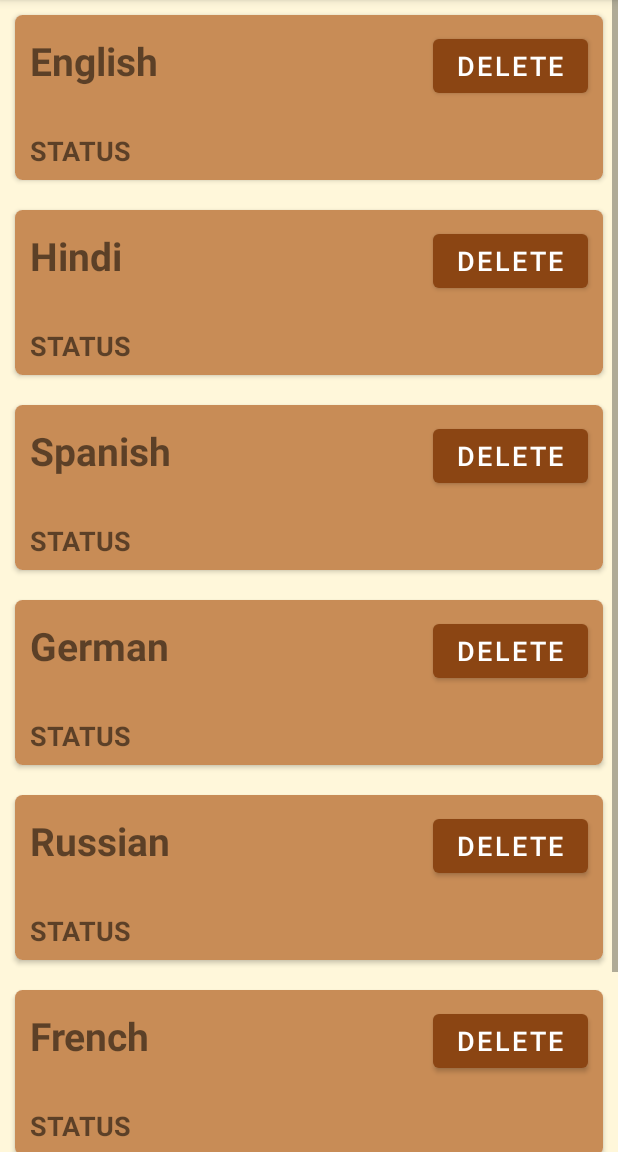
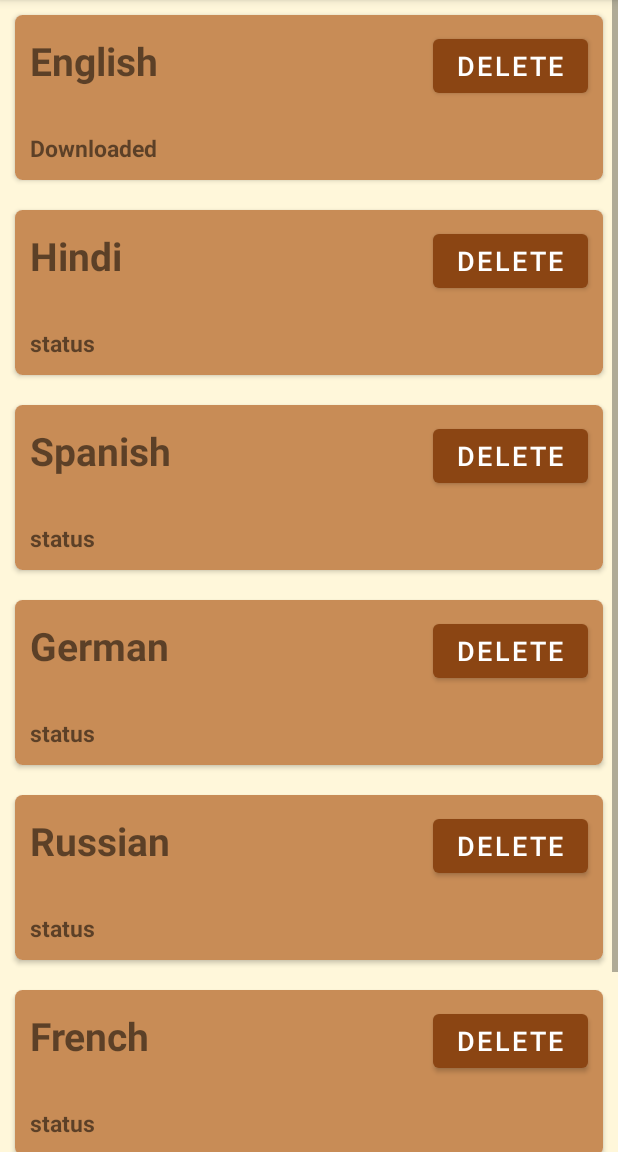
Before and after one commit to rajkamal2819/LanguagePad-Application, an Android app: the ManageTranslationModules screen opened directly, with no data from a screen before it, on a phone screen of 412 x 824 dp, the part 84-1236 px from its top. Run offline under Robolectric (Android 15) with nearby library versions, the phone set to English and light mode, and no system bars; libraries missing offline, so code that uses them is left out: com.google.mlkit.common, com.google.mlkit.nl; 7 statements that could not run were skipped.

Commit message:
commit: successfully added the downloaded status to the module manage activity and done some more changes

```diff
--- a/app/src/main/java/com/example/miwokapp/ManageTranslationModules.java
+++ b/app/src/main/java/com/example/miwokapp/ManageTranslationModules.java
@@ -16,6 +16,8 @@ import com.google.mlkit.common.model.RemoteModelManager;
 import com.google.mlkit.nl.translate.TranslateLanguage;
 import com.google.mlkit.nl.translate.TranslateRemoteModel;
 
+import java.util.ArrayList;
+import java.util.Locale;
 import java.util.Set;
 
 public class ManageTranslationModules extends AppCompatActivity {
@@ -28,14 +30,14 @@ public class ManageTranslationModules extends AppCompatActivity {
     Button russianDelete;
     Button frenchDelete;
     Button arabicDelete;
+    TextView englishStatus;
+    TextView germanStatus;
+    TextView spanishStatus;
+    TextView arabicStatus;
+    TextView hindiStatus;
+    TextView frenchStatus;
+    TextView russianStatus;
 
-    TextView englishStatus;
-    TextView hindiStatus;
-    TextView spanishStatus;
-    TextView germanStatus;
-    TextView russianStatus;
-    TextView frenchStatus;
-    TextView arabicStatus;
 
     @Override
     protected void onCreate(Bundle savedInstanceState) {
@@ -52,58 +54,67 @@ public class ManageTranslationModules extends AppCompatActivity {
          arabicDelete = findViewById(R.id.arabic_delete);
 
          englishStatus = findViewById(R.id.english_status);
+         germanStatus = findViewById(R.id.german_status);
+         spanishStatus = findViewById(R.id.spanish_status);
+         arabicStatus = findViewById(R.id.arabic_status);
          hindiStatus = findViewById(R.id.hindi_status);
-         spanishStatus = findViewById(R.id.spanish_status);
-         germanStatus = findViewById(R.id.german_status);
+         frenchStatus = findViewById(R.id.french_status);
          russianStatus = findViewById(R.id.russina_status);
-         frenchStatus = findViewById(R.id.french_status);
-         arabicStatus = findViewById(R.id.arabic_status);
+
+         someMethod(getModel("English"));
+         someMethod(getModel("Hindi"));
+         someMethod(getModel("Spanish"));
+         someMethod(getModel("German"));
+         someMethod(getModel("Russian"));
+         someMethod(getModel("Arabic"));
+         someMethod(getModel("French"));
 
          englishDelete.setOnClickListener(new View.OnClickListener() {
              @Override
              public void onClick(View v) {
                  deleteModel(getModel("English"));
-
-                 if(getModel("English")!=null){
-                     englishStatus.setText("Downloaded");
-                 }
-
              }
          });
         spanishDelete.setOnClickListener(new View.OnClickListener() {
             @Override
             public void onClick(View v) {
                 deleteModel(getModel("Spanish"));
+                spanishStatus.setText("Not Downloaded");
             }
         });
         germanDelete.setOnClickListener(new View.OnClickListener() {
             @Override
             public void onClick(View v) {
                 deleteModel(getModel("German"));
+                germanStatus.setText("Not Downloaded");
             }
         });
         hindiDelete.setOnClickListener(new View.OnClickListener() {
             @Override
             public void onClick(View v) {
                 deleteModel(getModel("Hindi"));
+                hindiStatus.setText("Not Downloaded");
             }
         });
         frenchDelete.setOnClickListener(new View.OnClickListener() {
             @Override
             public void onClick(View v) {
                 deleteModel(getModel("French"));
+                frenchStatus.setText("Not Downloaded");
             }
         });
         arabicDelete.setOnClickListener(new View.OnClickListener() {
             @Override
             public void onClick(View v) {
                 deleteModel(getModel("Arabic"));
+                arabicStatus.setText("Not Downloaded");
             }
         });
         russianDelete.setOnClickListener(new View.OnClickListener() {
             @Override
             public void onClick(View v) {
                 deleteModel(getModel("Russian"));
+                russianStatus.setText("Not Downloaded");
             }
         });
 
@@ -129,64 +140,6 @@ public class ManageTranslationModules extends AppCompatActivity {
         }
         return languageName;
     }
-
-    protected TranslateRemoteModel getModel(String language){
-        TranslateRemoteModel translateRemoteModel = null;
-        switch (language) {
-            case "English": translateRemoteModel = new TranslateRemoteModel.Builder(TranslateLanguage.ENGLISH).build(); break;
-
-            case "Hindi": translateRemoteModel = new TranslateRemoteModel.Builder(TranslateLanguage.HINDI).build();break;
-
-            case "Arabic": translateRemoteModel = new TranslateRemoteModel.Builder(TranslateLanguage.ARABIC).build();break;
-
-            case "Spanish": translateRemoteModel = new TranslateRemoteModel.Builder(TranslateLanguage.SPANISH).build();break;
-
-            case "German": translateRemoteModel = new TranslateRemoteModel.Builder(TranslateLanguage.GERMAN).build();break;
-
-            case "Russian": translateRemoteModel = new TranslateRemoteModel.Builder(TranslateLanguage.RUSSIAN).build();break;
-
-            case "French": translateRemoteModel = new TranslateRemoteModel.Builder(TranslateLanguage.FRENCH).build();break;
-
-        }
-        return translateRemoteModel;
-    }
-
-    protected void deleteModel(TranslateRemoteModel t){
-
-         englishStatus = findViewById(R.id.english_status);
-         hindiStatus = findViewById(R.id.hindi_status);
-         spanishStatus = findViewById(R.id.spanish_status);
-         germanStatus = findViewById(R.id.german_status);
-         russianStatus = findViewById(R.id.russina_status);
-         frenchStatus = findViewById(R.id.french_status);
-         arabicStatus = findViewById(R.id.arabic_status);
-
-        modelManager.getDownloadedModels(TranslateRemoteModel.class)
-                .addOnSuccessListener(new OnSuccessListener<Set<TranslateRemoteModel>>() {
-                    @Override
-                    public void onSuccess(Set<TranslateRemoteModel> translateRemoteModels) {
-
-                    }
-                }).addOnFailureListener(new OnFailureListener() {
-            @Override
-            public void onFailure(@NonNull Exception e) {
-                // Error.
-            }
-        });
-
-        modelManager.deleteDownloadedModel(t)
-                .addOnSuccessListener(new OnSuccessListener<Void>() {
-                    @Override
-                    public void onSuccess(Void unused) {
-                      Toast.makeText(ManageTranslationModules.this,"Deleted Module "+getLanguageType(t),Toast.LENGTH_SHORT).show();
-                    }
-                }).addOnFailureListener(new OnFailureListener() {
-                    @Override
-                    public void onFailure(@NonNull Exception e) {
-                        Toast.makeText(ManageTranslationModules.this,"Failed to delete "+e.getMessage(),Toast.LENGTH_SHORT).show();
-                    }
-                });
-        }
 
     protected TranslateRemoteModel getModel(String language){
         TranslateRemoteModel translateRemoteModel = null;
@@ -240,4 +193,41 @@ public class ManageTranslationModules extends AppCompatActivity {
                 });
         }
 
+        protected void someMethod(TranslateRemoteModel t){
+
+            RemoteModelManager modelManager = RemoteModelManager.getInstance();
+
+            modelManager.isModelDownloaded(t).addOnSuccessListener(new OnSuccessListener<Boolean>() {
+                @Override
+                public void onSuccess(Boolean aBoolean) {
+                    if(aBoolean) {
+                        getTextView(t).setText("Downloaded");
+                    }
+                    else{
+                        getTextView(t).setText("Not Downloaded");
+                    }
+                }
+            }).addOnFailureListener(new OnFailureListener() {
+                @Override
+                public void onFailure(@NonNull Exception e) {
+
+                }
+            });
+
+        }
+
+        protected TextView getTextView(TranslateRemoteModel t){
+          TextView txt = null;
+          switch (t.getLanguage()){
+              case "en": txt = englishStatus; break;
+              case "hi": txt = hindiStatus; break;
+              case "ar": txt = arabicStatus; break;
+              case "es": txt = spanishStatus; break;
+              case "de": txt = germanStatus; break;
+              case "ru": txt = russianStatus; break;
+              case "fr": txt = frenchStatus; break;
+          }
+          return txt;
+        }
+
 }
--- a/app/src/main/res/layout/manage_translation_list_view.xml
+++ b/app/src/main/res/layout/manage_translation_list_view.xml
@@ -50,15 +50,15 @@
 
                 </LinearLayout>
 
-                <TextView
-                    android:id="@+id/english_status"
-                    android:layout_width="wrap_content"
-                    android:layout_height="wrap_content"
-                    android:text="status"
-                    android:textAllCaps="true"
-                    android:layout_margin="10dp"
-                    android:textStyle="bold"
-                    android:textSize="18sp"/>
+                    <TextView
+                        android:id="@+id/english_status"
+                        android:layout_width="wrap_content"
+                        android:layout_height="wrap_content"
+                        android:layout_margin="10dp"
+                        android:gravity="center"
+                        android:text="Downloaded"
+                        android:textSize="15sp"
+                        android:textStyle="bold" />
 
             </LinearLayout>
 
@@ -107,10 +107,9 @@
                     android:layout_width="wrap_content"
                     android:layout_height="wrap_content"
                     android:text="status"
-                    android:textAllCaps="true"
                     android:layout_margin="10dp"
                     android:textStyle="bold"
-                    android:textSize="18sp"/>
+                    android:textSize="15sp"/>
 
             </LinearLayout>
 
@@ -159,10 +158,9 @@
                     android:layout_width="wrap_content"
                     android:layout_height="wrap_content"
                     android:text="status"
-                    android:textAllCaps="true"
                     android:layout_margin="10dp"
                     android:textStyle="bold"
-                    android:textSize="18sp"/>
+                    android:textSize="15sp"/>
 
             </LinearLayout>
 
@@ -211,10 +209,9 @@
                     android:layout_width="wrap_content"
                     android:layout_height="wrap_content"
                     android:text="status"
-                    android:textAllCaps="true"
                     android:layout_margin="10dp"
                     android:textStyle="bold"
-                    android:textSize="18sp"/>
+                    android:textSize="15sp"/>
 
             </LinearLayout>
 
@@ -263,10 +260,9 @@
                     android:layout_width="wrap_content"
                     android:layout_height="wrap_content"
                     android:text="status"
-                    android:textAllCaps="true"
                     android:layout_margin="10dp"
                     android:textStyle="bold"
-                    android:textSize="18sp"/>
+                    android:textSize="15sp"/>
 
             </LinearLayout>
 
@@ -315,10 +311,9 @@
                     android:layout_width="wrap_content"
                     android:layout_height="wrap_content"
                     android:text="status"
-                    android:textAllCaps="true"
                     android:layout_margin="10dp"
                     android:textStyle="bold"
-                    android:textSize="18sp"/>
+                    android:textSize="15sp"/>
 
             </LinearLayout>
 
@@ -367,10 +362,9 @@
                     android:layout_width="wrap_content"
                     android:layout_height="wrap_content"
                     android:text="status"
-                    android:textAllCaps="true"
                     android:layout_margin="10dp"
                     android:textStyle="bold"
-                    android:textSize="18sp"/>
+                    android:textSize="15sp"/>
 
             </LinearLayout>
 
```
